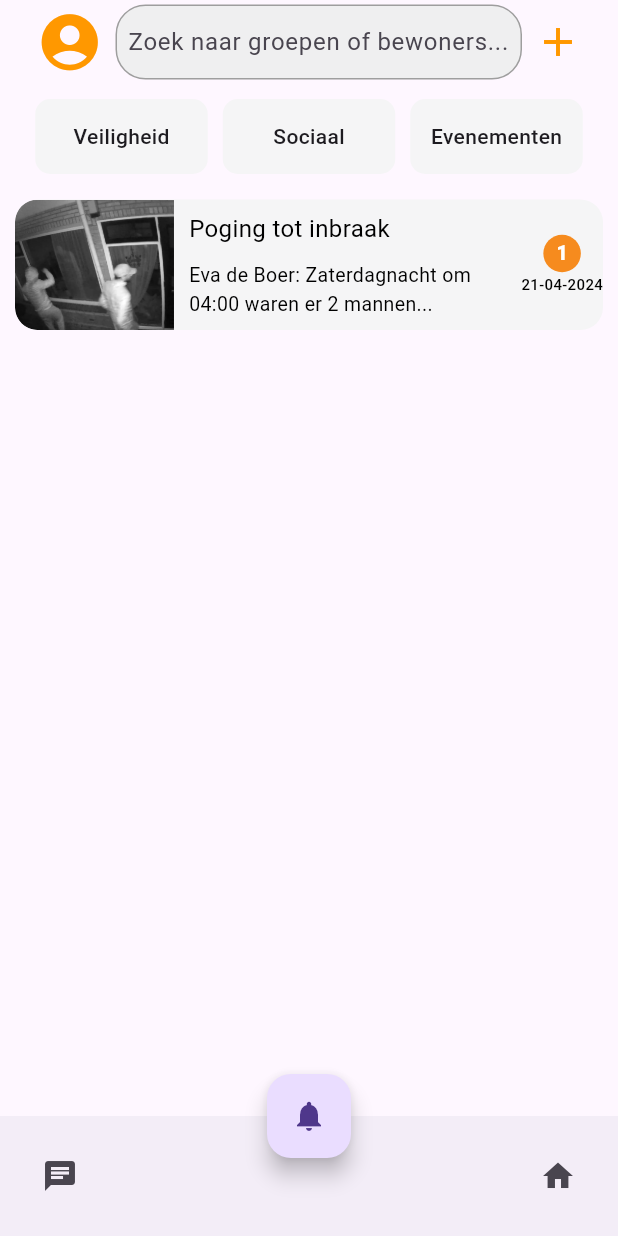
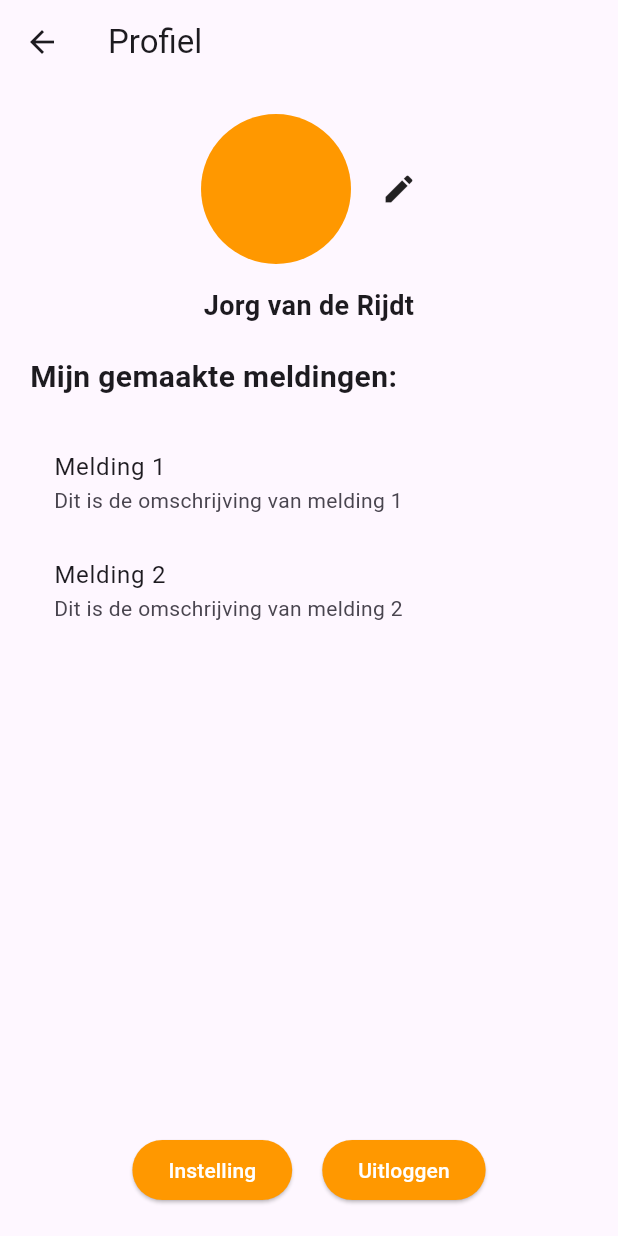
Before and after one commit to brentvanmalsen/safespot, a Flutter app: the screen it shows after launch, after a tap on the "account circle" icon, on a phone screen of 412 x 824 dp. Run offline on Flutter 3.47's test engine with Material 3 defaults, Android fonts, the phone set to English and light mode, and no system bars.

Commit message:
profiel pagina toegevoegd

```diff
--- a/lib/chat.dart
+++ b/lib/chat.dart
@@ -9,7 +9,13 @@ class ChatPage extends StatelessWidget {
           children: [
             IconButton(
               icon: Icon(Icons.account_circle),
-              onPressed: () {},
+              onPressed: () {
+                // Navigeer naar de profielpagina wanneer op het profielicoontje wordt gedrukt
+                Navigator.push(
+                  context,
+                  MaterialPageRoute(builder: (context) => ProfilePage()),
+                );
+              },
               iconSize: 45,
               color: Colors.orange,
             ),
@@ -49,9 +55,7 @@ class ChatPage extends StatelessWidget {
               Container(
                 height: 50,
                 width: 115,
-                margin: EdgeInsets.symmetric(
-                    vertical: 10,
-                    horizontal: 5), // Toegevoegd horizontale marge
+                margin: EdgeInsets.symmetric(vertical: 10, horizontal: 5),
                 decoration: BoxDecoration(
                   color: Color(0xFFF5F5F6),
                   borderRadius: BorderRadius.circular(10),
@@ -60,8 +64,7 @@ class ChatPage extends StatelessWidget {
                   child: Text(
                     'Veiligheid',
                     style: TextStyle(
-                      fontWeight:
-                          FontWeight.w500, // Gewijzigd naar FontWeight.w500
+                      fontWeight: FontWeight.w500,
                     ),
                   ),
                 ),
@@ -69,9 +72,7 @@ class ChatPage extends StatelessWidget {
               Container(
                 height: 50,
                 width: 115,
-                margin: EdgeInsets.symmetric(
-                    vertical: 10,
-                    horizontal: 5), // Toegevoegd horizontale marge
+                margin: EdgeInsets.symmetric(vertical: 10, horizontal: 5),
                 decoration: BoxDecoration(
                   color: Color(0xFFF5F5F6),
                   borderRadius: BorderRadius.circular(10),
@@ -80,8 +81,7 @@ class ChatPage extends StatelessWidget {
                   child: Text(
                     'Sociaal',
                     style: TextStyle(
-                      fontWeight:
-                          FontWeight.w500, // Gewijzigd naar FontWeight.w500
+                      fontWeight: FontWeight.w500,
                     ),
                   ),
                 ),
@@ -89,9 +89,7 @@ class ChatPage extends StatelessWidget {
               Container(
                 height: 50,
                 width: 115,
-                margin: EdgeInsets.symmetric(
-                    vertical: 10,
-                    horizontal: 5), // Toegevoegd horizontale marge
+                margin: EdgeInsets.symmetric(vertical: 10, horizontal: 5),
                 decoration: BoxDecoration(
                   color: Color(0xFFF5F5F6),
                   borderRadius: BorderRadius.circular(10),
@@ -100,17 +98,14 @@ class ChatPage extends StatelessWidget {
                   child: Text(
                     'Evenementen',
                     style: TextStyle(
-                      fontWeight:
-                          FontWeight.w500, // Gewijzigd naar FontWeight.w500
+                      fontWeight: FontWeight.w500,
                     ),
                   ),
                 ),
               ),
             ],
           ),
-          SizedBox(
-              height:
-                  2), // Extra ruimte toegevoegd tussen de rij en de rest van de content
+          SizedBox(height: 2),
           Expanded(
             child: ListView(
               padding: EdgeInsets.symmetric(vertical: 5, horizontal: 10),
@@ -133,9 +128,8 @@ class ChatPage extends StatelessWidget {
                             bottomLeft: Radius.circular(15),
                           ),
                           image: DecorationImage(
-                            image: AssetImage(
-                                'assets/images/inbraak.png'), // Gebruik AssetImage voor afbeeldingen uit de assets
-                            fit: BoxFit.cover, // Behoud hetzelfde fit-type
+                            image: AssetImage('assets/images/inbraak.png'),
+                            fit: BoxFit.cover,
                           ),
                         ),
                       ),
@@ -217,3 +211,102 @@ class ChatPage extends StatelessWidget {
     );
   }
 }
+
+class ProfilePage extends StatelessWidget {
+  @override
+  Widget build(BuildContext context) {
+    return Scaffold(
+      appBar: AppBar(
+        title: Text('Profiel'),
+      ),
+      body: Padding(
+        padding: EdgeInsets.all(20.0),
+        child: Column(
+          crossAxisAlignment: CrossAxisAlignment.stretch,
+          children: [
+            // Bovenin de afbeelding met aanpassen icoon
+            Row(
+              mainAxisAlignment: MainAxisAlignment.center,
+              children: [
+                CircleAvatar(
+                  radius: 50,
+                  backgroundColor: Colors.orange,
+                  // Hier kun je de gebruikersfoto toevoegen
+                  // backgroundImage: AssetImage('assets/images/user_image.png'),
+                ),
+                SizedBox(width: 20),
+                Icon(Icons.edit),
+              ],
+            ),
+            SizedBox(height: 15),
+            // Naam van de gebruiker
+            Text(
+              'Jorg van de Rijdt',
+              style: TextStyle(
+                fontSize: 18,
+                fontWeight: FontWeight.bold,
+              ),
+              textAlign: TextAlign.center,
+            ),
+            SizedBox(height: 20),
+            // Overzicht van gemaakte meldingen
+            Text(
+              'Mijn gemaakte meldingen:',
+              style: TextStyle(
+                fontSize: 20,
+                fontWeight: FontWeight.bold,
+              ),
+            ),
+            SizedBox(height: 20),
+            Expanded(
+              child: ListView.builder(
+                itemCount: 2, // Aantal meldingen, voorbeeld: 5
+                itemBuilder: (context, index) {
+                  // Hier kun je de gegevens van de meldingen weergeven
+                  return ListTile(
+                    title: Text('Melding ${index + 1}'),
+                    subtitle:
+                        Text('Dit is de omschrijving van melding ${index + 1}'),
+                    // Voeg hier eventuele andere relevante informatie toe
+                  );
+                },
+              ),
+            ),
+            SizedBox(height: 20),
+            // Uitloggen knoppen
+            Row(
+              mainAxisAlignment: MainAxisAlignment.center,
+              children: [
+                ElevatedButton(
+                  onPressed: () {
+                    // Voer hier de actie uit voor uitloggen links
+                  },
+                  style: ElevatedButton.styleFrom(
+                    backgroundColor: Colors.orange,
+                  ),
+                  child: Text(
+                    'Instelling',
+                    style: TextStyle(color: Colors.white),
+                  ),
+                ),
+                SizedBox(width: 20),
+                ElevatedButton(
+                  onPressed: () {
+                    // Voer hier de actie uit voor uitloggen rechts
+                  },
+                  style: ElevatedButton.styleFrom(
+                    backgroundColor: Colors.orange,
+                  ),
+                  child: Text(
+                    'Uitloggen',
+                    style: TextStyle(color: Colors.white),
+                  ),
+                ),
+              ],
+            ),
+          ],
+        ),
+      ),
+    );
+  }
+}
--- a/lib/overzicht.dart
+++ b/lib/overzicht.dart
@@ -20,7 +20,7 @@ class OverzichtPage extends StatelessWidget {
     NotificationData(
       title: 'Melding 1',
       description: 'Dit is de beschrijving van melding 1.',
-      location: 'Eikenhoek 60',
+      location: 'Heeswijk-Dinther',
     ),
   ];
 
```
